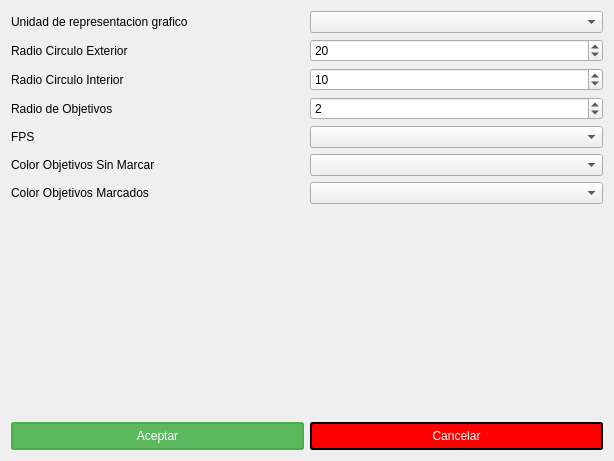
Above: ajustesgrafico.ui from hectorda/Bio-Feedback before the change. Below: the same form after it.
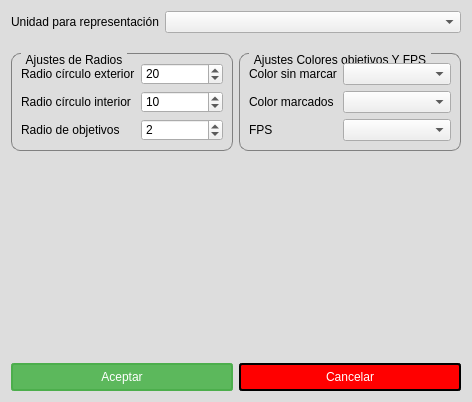
That is the form after the change. Icons and pictures are not drawn. Custom widgets are drawn as their Qt base class.

The edit to the form file:
```diff
--- a/ajustesgrafico.ui
+++ b/ajustesgrafico.ui
@@ -6,8 +6,8 @@
    <rect>
     <x>0</x>
     <y>0</y>
-    <width>614</width>
-    <height>461</height>
+    <width>472</width>
+    <height>402</height>
    </rect>
   </property>
   <property name="sizePolicy">
@@ -26,112 +26,147 @@
   <property name="styleSheet">
    <string notr="true">QDialog{
 background-color:rgb(221, 221, 221)
-};</string>
+}
+
+QGroupBox {
+    border: 1px solid gray;
+    border-radius: 9px;
+    margin-top: 0.5em;
+}
+
+QGroupBox::title {
+    subcontrol-origin: margin;
+    left: 10px;
+    padding: 0 3px 0 3px;
+}
+</string>
   </property>
   <layout class="QVBoxLayout" name="verticalLayout">
    <item>
-    <layout class="QGridLayout" name="gridLayout">
-     <item row="4" column="1">
-      <widget class="QSpinBox" name="spinBoxRObjetivo">
-       <property name="minimum">
-        <number>1</number>
-       </property>
-       <property name="maximum">
-        <number>90</number>
-       </property>
-       <property name="value">
-        <number>2</number>
-       </property>
-      </widget>
-     </item>
-     <item row="2" column="0">
-      <widget class="QLabel" name="label">
-       <property name="text">
-        <string>Radio Circulo Interior</string>
-       </property>
-      </widget>
-     </item>
-     <item row="6" column="0">
-      <widget class="QLabel" name="label_6">
-       <property name="text">
-        <string>FPS</string>
-       </property>
-      </widget>
-     </item>
-     <item row="6" column="1">
-      <widget class="QComboBox" name="comboBoxFPS"/>
-     </item>
+    <layout class="QFormLayout" name="formLayout_2">
      <item row="0" column="0">
-      <widget class="QLabel" name="label_7">
+      <widget class="QLabel" name="labelUnidad">
        <property name="text">
-        <string>Unidad de representacion grafico</string>
+        <string>Unidad para representación</string>
        </property>
       </widget>
      </item>
      <item row="0" column="1">
       <widget class="QComboBox" name="comboBoxUnidadGrafico"/>
      </item>
-     <item row="2" column="1">
-      <widget class="QSpinBox" name="spinBoxRInterior">
-       <property name="minimum">
-        <number>1</number>
+    </layout>
+   </item>
+   <item>
+    <layout class="QHBoxLayout" name="horizontalLayout_4">
+     <item>
+      <widget class="QGroupBox" name="groupBox">
+       <property name="title">
+        <string>Ajustes de Radios</string>
        </property>
-       <property name="maximum">
-        <number>90</number>
-       </property>
-       <property name="singleStep">
-        <number>2</number>
-       </property>
-       <property name="value">
-        <number>10</number>
-       </property>
+       <layout class="QFormLayout" name="formLayout">
+        <item row="1" column="0">
+         <widget class="QLabel" name="labelRadioCircExterior">
+          <property name="text">
+           <string>Radio círculo exterior</string>
+          </property>
+         </widget>
+        </item>
+        <item row="1" column="1">
+         <widget class="QSpinBox" name="spinBoxRExterior">
+          <property name="minimum">
+           <number>1</number>
+          </property>
+          <property name="maximum">
+           <number>90</number>
+          </property>
+          <property name="value">
+           <number>20</number>
+          </property>
+         </widget>
+        </item>
+        <item row="2" column="0">
+         <widget class="QLabel" name="labelRadioCircInterior">
+          <property name="text">
+           <string>Radio círculo interior</string>
+          </property>
+         </widget>
+        </item>
+        <item row="2" column="1">
+         <widget class="QSpinBox" name="spinBoxRInterior">
+          <property name="minimum">
+           <number>1</number>
+          </property>
+          <property name="maximum">
+           <number>90</number>
+          </property>
+          <property name="singleStep">
+           <number>2</number>
+          </property>
+          <property name="value">
+           <number>10</number>
+          </property>
+         </widget>
+        </item>
+        <item row="3" column="0">
+         <widget class="QLabel" name="labelRadioObjetivos">
+          <property name="text">
+           <string>Radio de objetivos</string>
+          </property>
+         </widget>
+        </item>
+        <item row="3" column="1">
+         <widget class="QSpinBox" name="spinBoxRObjetivo">
+          <property name="minimum">
+           <number>1</number>
+          </property>
+          <property name="maximum">
+           <number>90</number>
+          </property>
+          <property name="value">
+           <number>2</number>
+          </property>
+         </widget>
+        </item>
+       </layout>
       </widget>
      </item>
-     <item row="7" column="1">
-      <widget class="QComboBox" name="comboBoxColorObjetivosSinMarcar"/>
-     </item>
-     <item row="8" column="1">
-      <widget class="QComboBox" name="comboBoxColorObjetivosMarcados"/>
-     </item>
-     <item row="8" column="0">
-      <widget class="QLabel" name="label_5">
-       <property name="text">
-        <string>Color Objetivos Marcados</string>
+     <item>
+      <widget class="QGroupBox" name="groupBox_2">
+       <property name="title">
+        <string>Ajustes Colores objetivos Y FPS</string>
        </property>
-      </widget>
-     </item>
-     <item row="7" column="0">
-      <widget class="QLabel" name="label_4">
-       <property name="text">
-        <string>Color Objetivos Sin Marcar</string>
-       </property>
-      </widget>
-     </item>
-     <item row="4" column="0">
-      <widget class="QLabel" name="label_3">
-       <property name="text">
-        <string>Radio de Objetivos</string>
-       </property>
-      </widget>
-     </item>
-     <item row="1" column="0">
-      <widget class="QLabel" name="label_2">
-       <property name="text">
-        <string>Radio Circulo Exterior</string>
-       </property>
-      </widget>
-     </item>
-     <item row="1" column="1">
-      <widget class="QSpinBox" name="spinBoxRExterior">
-       <property name="minimum">
-        <number>1</number>
-       </property>
-       <property name="maximum">
-        <number>90</number>
-       </property>
-       <property name="value">
-        <number>20</number>
-       </property>
+       <layout class="QFormLayout" name="formLayout_3">
+        <item row="0" column="0">
+         <widget class="QLabel" name="labelColorObjSinMarcar">
+          <property name="text">
+           <string>Color sin marcar</string>
+          </property>
+         </widget>
+        </item>
+        <item row="0" column="1">
+         <widget class="QComboBox" name="comboBoxColorObjetivosSinMarcar"/>
+        </item>
+        <item row="1" column="0">
+         <widget class="QLabel" name="labelColorObjMarcados">
+          <property name="text">
+           <string>Color marcados</string>
+          </property>
+         </widget>
+        </item>
+        <item row="1" column="1">
+         <widget class="QComboBox" name="comboBoxColorObjetivosMarcados"/>
+        </item>
+        <item row="2" column="0">
+         <widget class="QLabel" name="labelFPS">
+          <property name="text">
+           <string>FPS</string>
+          </property>
+         </widget>
+        </item>
+        <item row="2" column="1">
+         <widget class="QComboBox" name="comboBoxFPS"/>
+        </item>
+       </layout>
       </widget>
      </item>
     </layout>
```
